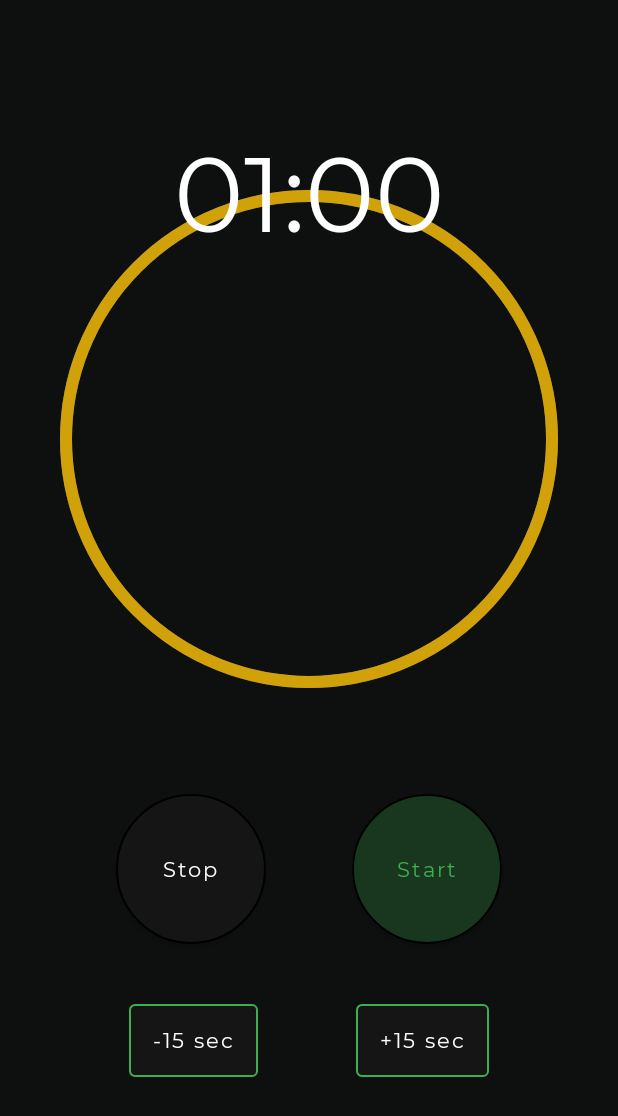
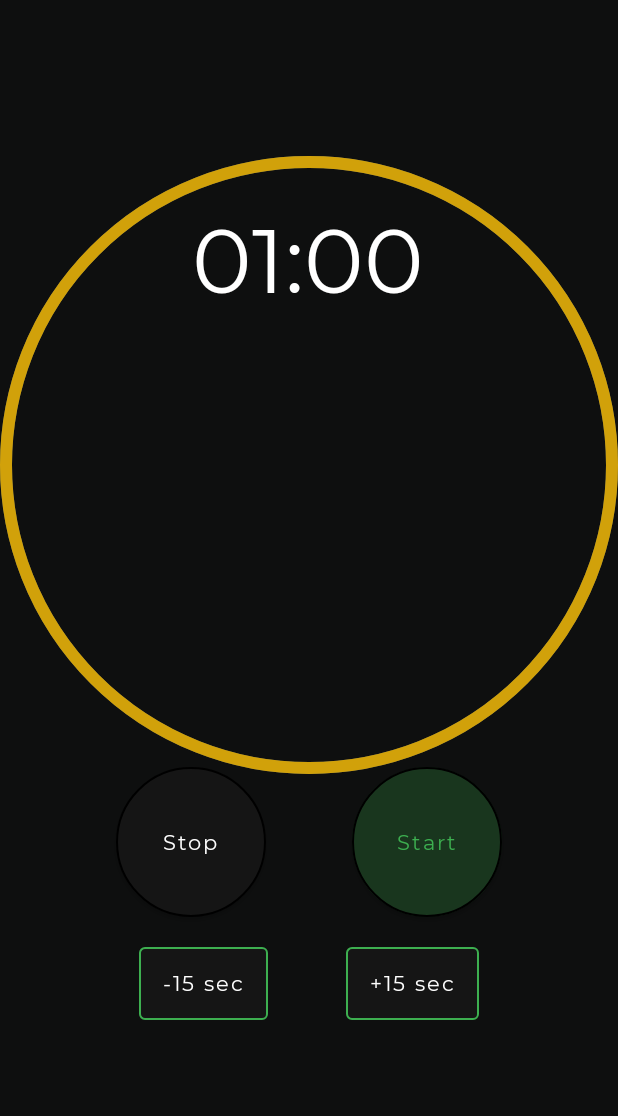
Before and after one commit to pa1pal/JetSetGo, an Android app built with Jetpack Compose: the screen it shows after launch (MainActivity), on a phone screen of 412 x 824 dp. Shown: the top 1116 px of the screen. Run offline under Robolectric (Android 15) with nearby library versions, the phone set to English and light mode, and no system bars; our stand-ins replace constraintlayout-compose.

Commit message:
not fixed the progress bar alignment issue

```diff
--- a/app/src/main/java/com/pa1pal/jetsetgo/MainActivity.kt
+++ b/app/src/main/java/com/pa1pal/jetsetgo/MainActivity.kt
@@ -39,36 +39,42 @@ fun HomeScreen(viewModel: MainViewModel, modifier: Modifier = Modifier) {
         verticalArrangement = Arrangement.SpaceEvenly,
         content = {
             item {
-                    CountDownView(modifier = modifier
-                            .fillMaxWidth()
-                            .height(240.dp),
-                            progress = viewModel.progress, time = viewModel.minutes + ":" + viewModel.seconds)
+                CountDownView(
+                    modifier = modifier
+                        .fillMaxWidth(),
+                    progress = viewModel.progress,
+                    time = viewModel.minutes + ":" + viewModel.seconds
+                )
             }
             item {
-                    Spacer(modifier = modifier.height(10.dp))
+                Spacer(modifier = modifier.height(40.dp))
             }
             item {
-                    ButtonsUI(modifier = Modifier,
+                ButtonsUI(
+                    modifier = modifier,
                     onStartClick = viewModel::changeTimerState,
                     onStopClick = viewModel::stopAndResetTimer,
                     onAddSecondsClick = viewModel::onAddSeconds,
                     onSubtractSecondsClick = viewModel::onSubtractSeconds,
                     timerState = viewModel.timerState,
-                            progress = viewModel.progress)
+                    progress = viewModel.progress
+                )
             }
         })
 }
 
 @Composable
 fun StartButton(onStartClick: () -> Unit, buttonText: String) {
-    CircularButton(onClick = onStartClick, buttonText = buttonText, backgroundColor = green,
+    CircularButton(
+        onClick = onStartClick, buttonText = buttonText, backgroundColor = green,
         textColor = neon
     )
 }
 
 @Composable
 fun StopButton(onStopClick: () -> Unit) {
-    CircularButton(onClick = onStopClick, buttonText = stringResource(id = R.string.stop),
+    CircularButton(
+        onClick = onStopClick, buttonText = stringResource(id = R.string.stop),
         backgroundColor = darkGrey200,
         textColor = white
     )
@@ -82,12 +88,18 @@ fun ButtonsUI(
     onAddSecondsClick: () -> Unit,
     onSubtractSecondsClick: () -> Unit,
     timerState: TimerState,
-    progress: Float) {
-    Column() {
-        Row(horizontalArrangement = Arrangement.SpaceEvenly,
+    progress: Float
+) {
+    Column(
         modifier = modifier
             .padding(20.dp)
-                        .fillMaxWidth()) {
+            .fillMaxWidth()
+    ) {
+        Row(
+            horizontalArrangement = Arrangement.SpaceEvenly,
+            modifier = modifier
+                .fillMaxWidth()
+        ) {
 
             val buttonText = if (timerState == TimerState.TIMER_RUNNING) {
                 stringResource(id = R.string.pause)
@@ -102,19 +114,21 @@ fun ButtonsUI(
             StartButton(onStartClick = onStartClick, buttonText)
         }
 
-        Row(horizontalArrangement = Arrangement.SpaceEvenly,
+        Row(
+            horizontalArrangement = Arrangement.SpaceEvenly,
             modifier = modifier
                 .padding(20.dp)
-                        .fillMaxWidth()) {
+                .fillMaxWidth()
+        ) {
 
-            TimerButtons(onClick = onSubtractSecondsClick, buttonText = stringResource(id = R.string.sub15))
-            TimerButtons(onClick = onAddSecondsClick, buttonText = stringResource(id = R.string.add15))
+            TimerButtons(
+                onClick = onSubtractSecondsClick,
+                buttonText = stringResource(id = R.string.sub15)
+            )
+            TimerButtons(
+                onClick = onAddSecondsClick,
+                buttonText = stringResource(id = R.string.add15)
+            )
         }
     }
 }
-
-@Preview("countdownview", widthDp = 360, heightDp = 640)
-@Composable
-fun CountDownViewPreview() {
-    CountDownView(modifier = Modifier, progress = 1.0f, time = "1000")
-}
--- a/app/src/main/java/com/pa1pal/jetsetgo/component/HomeScreen.kt
+++ b/app/src/main/java/com/pa1pal/jetsetgo/component/HomeScreen.kt
@@ -1,7 +1,8 @@
 package com.pa1pal.jetsetgo.component
 
-import androidx.compose.foundation.layout.Box
-import androidx.compose.foundation.layout.fillMaxSize
+import androidx.compose.foundation.background
+import androidx.compose.foundation.layout.*
+import androidx.compose.foundation.lazy.LazyColumn
 import androidx.compose.material.MaterialTheme
 import androidx.compose.material.Text
 import androidx.compose.runtime.Composable
@@ -11,9 +12,13 @@ import androidx.compose.ui.text.font.Font
 import androidx.compose.ui.text.font.FontFamily
 import androidx.compose.ui.text.font.FontWeight
 import androidx.compose.ui.text.style.TextAlign
+import androidx.compose.ui.tooling.preview.Preview
+import androidx.compose.ui.unit.dp
 import androidx.compose.ui.unit.sp
 import androidx.constraintlayout.compose.ConstraintLayout
+import com.pa1pal.jetsetgo.ButtonsUI
 import com.pa1pal.jetsetgo.R
+import com.pa1pal.jetsetgo.ui.theme.darkGrey
 import com.pa1pal.jetsetgo.ui.theme.grey
 import com.pa1pal.jetsetgo.ui.theme.white
 import com.pa1pal.jetsetgo.ui.theme.yellow
@@ -28,32 +33,49 @@ fun CountDownView(
         Font(R.font.montserrat_regular, FontWeight.Light)
     )
 
-    ConstraintLayout(modifier) {
-        val (progressBar, text) = createRefs()
-
     Box(
         modifier = modifier
-                .fillMaxSize()
-                .constrainAs(progressBar) {
-                    top.linkTo(parent.top)
-                    start.linkTo(parent.start)
-                    end.linkTo(parent.end)
-                },
-            contentAlignment = Alignment.CenterStart
+            .fillMaxWidth()
+        ,
+        contentAlignment = Alignment.Center
     ) {
-            JetSetGoCircleAnimation(progress = 1.0f, color = grey)
-            JetSetGoCircleAnimation(progress = progress, color = yellow)
+        JetSetGoCircleAnimation(modifier = modifier.size(140.dp), progress = 1.0f, color = grey)
+        JetSetGoCircleAnimation(modifier = modifier.size(140.dp), progress = progress, color = yellow)
 
         Text(
             modifier = modifier
-                    .fillMaxSize(),
+                .wrapContentWidth()
+                .wrapContentHeight(),
             text = time,
-                textAlign = TextAlign.Center,
             color = white,
-                fontSize = 70.sp,
+            fontSize = 60.sp,
             fontFamily = font,
             style = MaterialTheme.typography.h4
         )
     }
 }
+
+@Preview("countdownview", heightDp = 700)
+@Composable
+fun CountDownViewPreview() {
+    LazyColumn(
+        modifier = Modifier
+
+            .background(darkGrey),
+        verticalArrangement = Arrangement.SpaceEvenly,
+        content = {
+            item {
+                CountDownView(modifier = Modifier.fillMaxWidth(), progress = 1.0f, time = "1000")
+
             }
+            item {
+                Spacer(modifier = Modifier.height(40.dp))
+            }
+        })
+}
+
+@Preview("countdownprogress", heightDp = 400)
+@Composable
+fun CountDownPreview() {
+    CountDownView(modifier = Modifier.fillMaxWidth(), progress = 1.0f, time = "1000")
+}
--- a/app/src/main/java/com/pa1pal/jetsetgo/component/JetSetGoCircleAnimation.kt
+++ b/app/src/main/java/com/pa1pal/jetsetgo/component/JetSetGoCircleAnimation.kt
@@ -1,7 +1,6 @@
 package com.pa1pal.jetsetgo.component
 
-import androidx.compose.foundation.layout.fillMaxSize
-import androidx.compose.foundation.layout.padding
+import androidx.compose.foundation.layout.*
 import androidx.compose.material.CircularProgressIndicator
 import androidx.compose.runtime.Composable
 import androidx.compose.ui.Modifier
@@ -9,14 +8,15 @@ import androidx.compose.ui.graphics.Color
 import androidx.compose.ui.unit.dp
 
 @Composable
-fun JetSetGoCircleAnimation(modifier: Modifier = Modifier,
-                            progress: Float,
-                            color: Color) {
+fun JetSetGoCircleAnimation(
+    modifier: Modifier = Modifier,
+    progress: Float,
+    color: Color
+) {
     CircularProgressIndicator(
-            modifier = modifier
-                    .fillMaxSize()
-                    .padding(40.dp),
-            progress = progress,
-            color = color,
-            strokeWidth = 8.dp)
+        modifier = modifier,
+        progress = progress,
+        color = color,
+        strokeWidth = 8.dp
+    )
 }
```
Lines whose indentation alone changed are shown as unchanged.
